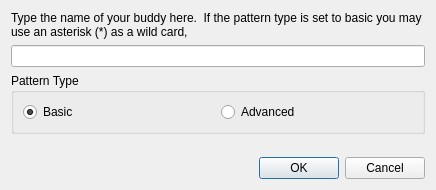
Qt form src/core/gui/addBuddyDlg.ui (Destroyerrrocket/doomseeker-unofficial) before a commit.
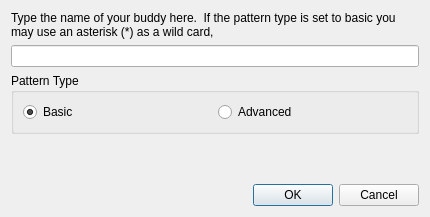
The same form after that commit.

Commit message: - Removed size lock from "add buddy" dialog.

Patch:
```diff
--- a/src/core/gui/addBuddyDlg.ui
+++ b/src/core/gui/addBuddyDlg.ui
@@ -6,34 +6,22 @@
    <rect>
     <x>0</x>
     <y>0</y>
-    <width>436</width>
-    <height>190</height>
+    <width>430</width>
+    <height>217</height>
    </rect>
   </property>
-  <property name="sizePolicy">
-   <sizepolicy hsizetype="Fixed" vsizetype="Fixed">
-    <horstretch>0</horstretch>
-    <verstretch>0</verstretch>
-   </sizepolicy>
-  </property>
-  <property name="minimumSize">
-   <size>
-    <width>436</width>
-    <height>190</height>
-   </size>
-  </property>
-  <property name="maximumSize">
-   <size>
-    <width>436</width>
-    <height>190</height>
-   </size>
-  </property>
   <property name="windowTitle">
    <string>Add Buddy</string>
   </property>
   <layout class="QVBoxLayout" name="verticalLayout_2">
    <item>
     <widget class="QLabel" name="label">
+     <property name="sizePolicy">
+      <sizepolicy hsizetype="Minimum" vsizetype="Minimum">
+       <horstretch>0</horstretch>
+       <verstretch>0</verstretch>
+      </sizepolicy>
+     </property>
      <property name="text">
       <string>Type the name of your buddy here.  If the pattern type is set to basic you may use an asterisk (*) as a wild card,</string>
      </property>
```
